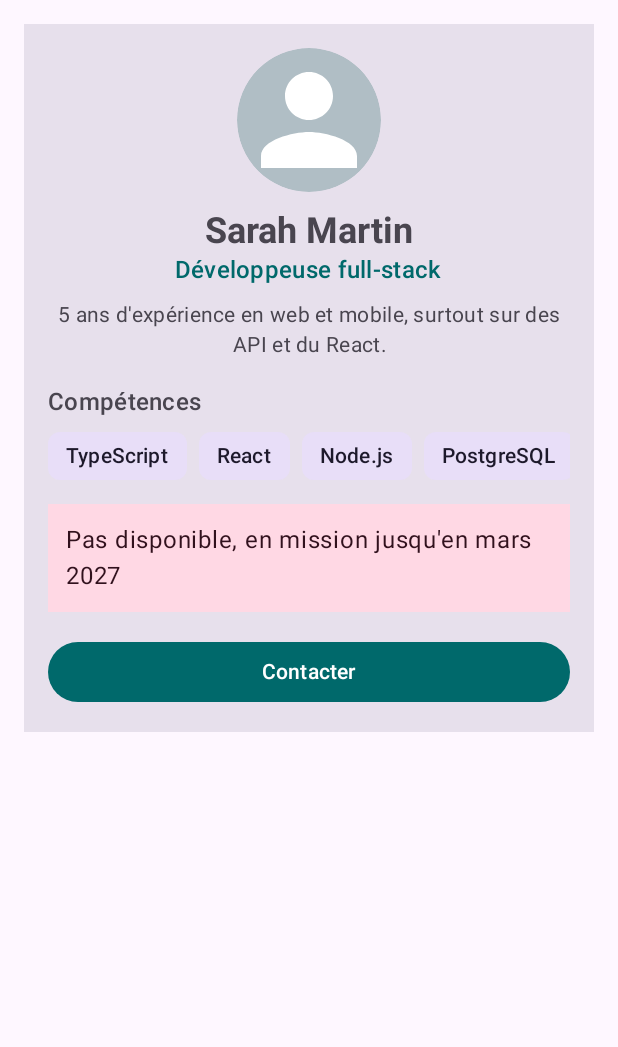
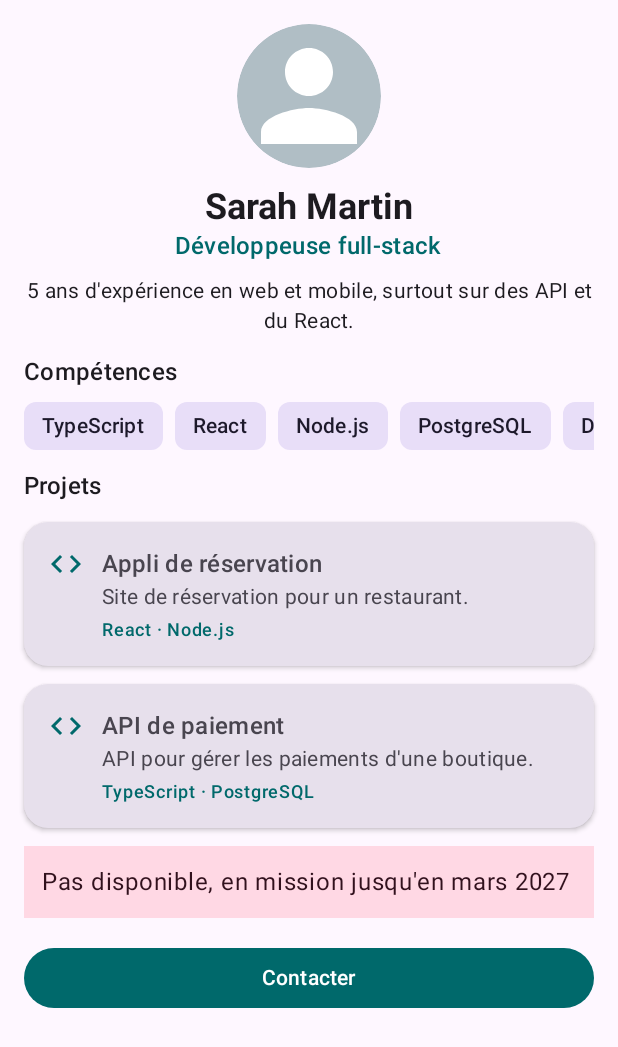
Before and after one commit to AdaoudDev/ProfilDeveloppeurAmeliorationCC, an Android app built with Jetpack Compose: the @Preview function ProfileFullStackPreview, on a phone screen of 412 x 824 dp. Shown: the top 1047 px of the screen. Run offline under Robolectric (Android 15) with nearby library versions, the phone set to English and light mode, and no system bars.

Commit message:
Ajout lazycolumn projet et compétence et header

```diff
--- a/app/src/main/java/com/example/tpahmaddaoudjetpackcompose/MainActivity.kt
+++ b/app/src/main/java/com/example/tpahmaddaoudjetpackcompose/MainActivity.kt
@@ -9,16 +9,25 @@ import androidx.compose.foundation.clickable
 import androidx.compose.foundation.layout.Box
 import androidx.compose.foundation.layout.Arrangement
 import androidx.compose.foundation.layout.Column
+import androidx.compose.foundation.layout.PaddingValues
+import androidx.compose.foundation.layout.Row
 import androidx.compose.foundation.layout.fillMaxSize
 import androidx.compose.foundation.layout.fillMaxWidth
 import androidx.compose.foundation.layout.Spacer
 import androidx.compose.foundation.layout.height
 import androidx.compose.foundation.layout.padding
 import androidx.compose.foundation.layout.size
+import androidx.compose.foundation.layout.width
+import androidx.compose.foundation.lazy.LazyColumn
 import androidx.compose.foundation.lazy.LazyRow
 import androidx.compose.foundation.lazy.items
 import androidx.compose.foundation.shape.CircleShape
+import androidx.compose.material.icons.Icons
+import androidx.compose.material.icons.filled.Code
 import androidx.compose.material3.Button
+import androidx.compose.material3.Card
+import androidx.compose.material3.CardDefaults
+import androidx.compose.material3.Icon
 import androidx.compose.material3.MaterialTheme
 import androidx.compose.material3.Scaffold
 import androidx.compose.material3.Surface
@@ -48,6 +57,7 @@ class MainActivity : ComponentActivity() {
                     role = "Développeur Android junior",
                     description = "Etudiant en M1 à l'ESGI, je développe des applis Android avec Kotlin et Jetpack Compose.",
                     skills = sampleSkills(),
+                    projects = sampleProjects(),
                     isAvailable = true,
                     availability = "Disponible pour une alternance",
                     onAvailabilityClick = {
@@ -101,13 +111,14 @@ fun sampleSkills(): List<String> = listOf(
     "Android Studio"
 )
 
-// Ecran principal de l'appli
+// Ecran principal de l'appli, tout l'écran est une LazyColumn
 @Composable
 fun ProfileScreen(
     name: String,
     role: String,
     description: String,
     skills: List<String>,
+    projects: List<Project>,
     isAvailable: Boolean,
     availability: String,
     onAvailabilityClick: () -> Unit,
@@ -115,52 +126,23 @@ fun ProfileScreen(
     modifier: Modifier = Modifier
 ) {
     Scaffold(modifier = modifier.fillMaxSize()) { innerPadding ->
-        ProfileCard(
-            name = name,
-            role = role,
-            description = description,
-            skills = skills,
-            isAvailable = isAvailable,
-            availability = availability,
-            onAvailabilityClick = onAvailabilityClick,
-            onContactClick = onContactClick,
-            // padding externe : c'est l'ecran qui place la fiche
-            modifier = Modifier
-                .padding(innerPadding)
-                .padding(16.dp)
-        )
-    }
-}
-
-// Fiche du profil
-@Composable
-fun ProfileCard(
-    name: String,
-    role: String,
-    description: String,
-    skills: List<String>,
-    isAvailable: Boolean,
-    availability: String,
-    onAvailabilityClick: () -> Unit,
-    onContactClick: () -> Unit,
-    modifier: Modifier = Modifier
+        LazyColumn(
+            modifier = Modifier.padding(innerPadding),
+            contentPadding = PaddingValues(16.dp),
+            verticalArrangement = Arrangement.spacedBy(12.dp)
         ) {
-    Surface(
-        modifier = modifier.fillMaxWidth(),
-        color = MaterialTheme.colorScheme.surfaceVariant
-    ) {
-        // padding interne : espace entre le bord de la fiche et le contenu
-        Column(modifier = Modifier.padding(16.dp)) {
+            item {
                 ProfileHeader(
                     name = name,
                     role = role,
                     description = description,
                     isAvailable = isAvailable
                 )
+            }
+            item {
                 Text(
                     text = "Compétences",
-                style = MaterialTheme.typography.titleMedium,
-                modifier = Modifier.padding(top = 16.dp)
+                    style = MaterialTheme.typography.titleMedium
                 )
                 Spacer(modifier = Modifier.height(8.dp))
                 // liste horizontale, un SkillChip par compétence
@@ -169,10 +151,21 @@ fun ProfileCard(
                         SkillChip(skill = skill)
                     }
                 }
+            }
+            item {
+                Text(
+                    text = "Projets",
+                    style = MaterialTheme.typography.titleMedium
+                )
+            }
+            // une ProjectCard par projet, l'id sert de clé
+            items(projects, key = { it.id }) { project ->
+                ProjectCard(project = project)
+            }
+            item {
                 AvailabilityInfo(
                     text = availability,
-                onClick = onAvailabilityClick,
-                modifier = Modifier.padding(top = 16.dp)
+                    onClick = onAvailabilityClick
                 )
                 ContactButton(
                     text = "Contacter",
@@ -181,6 +174,45 @@ fun ProfileCard(
                         .fillMaxWidth()
                         .padding(top = 16.dp)
                 )
+            }
+        }
+    }
+}
+
+// Carte d'un projet
+@Composable
+fun ProjectCard(project: Project, modifier: Modifier = Modifier) {
+    Card(
+        modifier = modifier.fillMaxWidth(),
+        shape = MaterialTheme.shapes.medium,
+        colors = CardDefaults.cardColors(
+            containerColor = MaterialTheme.colorScheme.surfaceVariant
+        ),
+        elevation = CardDefaults.cardElevation(defaultElevation = 2.dp)
+    ) {
+        Row(modifier = Modifier.padding(16.dp)) {
+            Icon(
+                imageVector = Icons.Default.Code,
+                contentDescription = "Projet",
+                tint = MaterialTheme.colorScheme.primary
+            )
+            Spacer(modifier = Modifier.width(12.dp))
+            Column {
+                Text(
+                    text = project.title,
+                    style = MaterialTheme.typography.titleMedium
+                )
+                Text(
+                    text = project.description,
+                    style = MaterialTheme.typography.bodyMedium
+                )
+                Spacer(modifier = Modifier.height(4.dp))
+                Text(
+                    text = project.tech,
+                    style = MaterialTheme.typography.labelMedium,
+                    color = MaterialTheme.colorScheme.primary
+                )
+            }
         }
     }
 }
@@ -303,6 +335,7 @@ fun ProfileJuniorPreview() {
             role = "Développeur Android junior",
             description = "Etudiant en M1 à l'ESGI, je développe des applis Android avec Kotlin et Jetpack Compose.",
             skills = listOf("Kotlin", "Jetpack Compose", "Git"),
+            projects = sampleProjects(),
             isAvailable = true,
             availability = "Disponible pour une alternance",
             onAvailabilityClick = {},
@@ -321,6 +354,10 @@ fun ProfileFullStackPreview() {
             role = "Développeuse full-stack",
             description = "5 ans d'expérience en web et mobile, surtout sur des API et du React.",
             skills = listOf("TypeScript", "React", "Node.js", "PostgreSQL", "Docker"),
+            projects = listOf(
+                Project(1, "Appli de réservation", "Site de réservation pour un restaurant.", "React · Node.js"),
+                Project(2, "API de paiement", "API pour gérer les paiements d'une boutique.", "TypeScript · PostgreSQL")
+            ),
             isAvailable = false,
             availability = "Pas disponible, en mission jusqu'en mars 2027",
             onAvailabilityClick = {},
```
Lines whose indentation alone changed are shown as unchanged.
